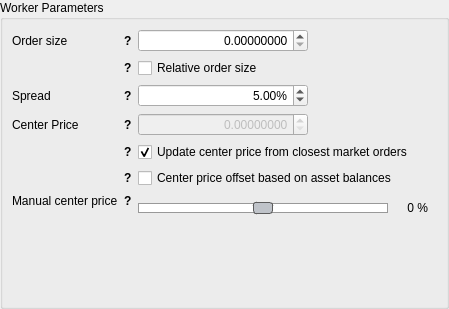
This is dexbot/views/ui/forms/relative_orders_widget.ui in xeroc/stakemachine as Qt 5 draws it before an edit. The edited form follows.
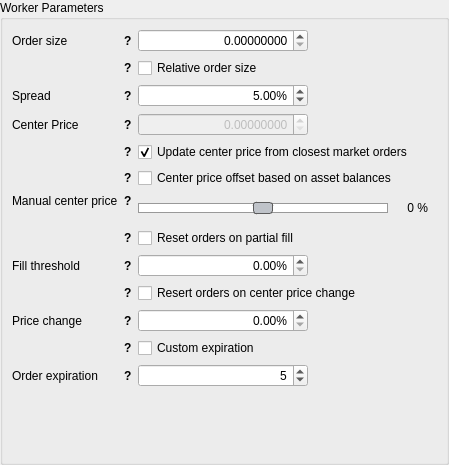
This is the edited form.

The edit to the form file:
```diff
--- a/dexbot/views/ui/forms/relative_orders_widget.ui
+++ b/dexbot/views/ui/forms/relative_orders_widget.ui
@@ -7,7 +7,7 @@
     <x>0</x>
     <y>0</y>
     <width>449</width>
-    <height>309</height>
+    <height>465</height>
    </rect>
   </property>
   <property name="windowTitle">
@@ -32,21 +32,6 @@
       <string>Worker Parameters</string>
      </property>
      <layout class="QFormLayout" name="formLayout">
-      <property name="horizontalSpacing">
-       <number>6</number>
-      </property>
-      <property name="leftMargin">
-       <number>9</number>
-      </property>
-      <property name="topMargin">
-       <number>9</number>
-      </property>
-      <property name="rightMargin">
-       <number>9</number>
-      </property>
-      <property name="bottomMargin">
-       <number>9</number>
-      </property>
       <item row="0" column="0">
        <widget class="QWidget" name="order_size_wrap" native="true">
         <property name="sizePolicy">
@@ -222,7 +207,7 @@
         </layout>
        </widget>
       </item>
-      <item row="2" column="0">
+      <item row="1" column="0">
        <widget class="QWidget" name="relative_order_size_wrap" native="true">
         <property name="sizePolicy">
          <sizepolicy hsizetype="Fixed" vsizetype="Preferred">
@@ -302,14 +287,14 @@
         </layout>
        </widget>
       </item>
-      <item row="2" column="1">
+      <item row="1" column="1">
        <widget class="QCheckBox" name="relative_order_size_input">
         <property name="text">
          <string>Relative order size</string>
         </property>
        </widget>
       </item>
-      <item row="3" column="0">
+      <item row="2" column="0">
        <widget class="QWidget" name="spread_wrap" native="true">
         <property name="sizePolicy">
          <sizepolicy hsizetype="Fixed" vsizetype="Preferred">
@@ -404,7 +389,7 @@
         </layout>
        </widget>
       </item>
-      <item row="3" column="1">
+      <item row="2" column="1">
        <widget class="QDoubleSpinBox" name="spread_input">
         <property name="sizePolicy">
          <sizepolicy hsizetype="Fixed" vsizetype="Fixed">
@@ -435,7 +420,7 @@
         </property>
        </widget>
       </item>
-      <item row="6" column="0">
+      <item row="3" column="0">
        <widget class="QWidget" name="center_price_wrap" native="true">
         <property name="sizePolicy">
          <sizepolicy hsizetype="Fixed" vsizetype="Preferred">
@@ -530,7 +515,7 @@
         </layout>
        </widget>
       </item>
-      <item row="6" column="1">
+      <item row="3" column="1">
        <widget class="QWidget" name="center_price_input_wrap" native="true">
         <property name="sizePolicy">
          <sizepolicy hsizetype="Fixed" vsizetype="Preferred">
@@ -628,7 +613,7 @@
         </layout>
        </widget>
       </item>
-      <item row="8" column="0">
+      <item row="4" column="0">
        <widget class="QWidget" name="center_price_dynamic_wrap" native="true">
         <property name="sizePolicy">
          <sizepolicy hsizetype="Fixed" vsizetype="Preferred">
@@ -708,7 +693,7 @@
         </layout>
        </widget>
       </item>
-      <item row="8" column="1">
+      <item row="4" column="1">
        <widget class="QCheckBox" name="center_price_dynamic_input">
         <property name="sizePolicy">
          <sizepolicy hsizetype="Preferred" vsizetype="Preferred">
@@ -727,7 +712,94 @@
         </property>
        </widget>
       </item>
-      <item row="12" column="0">
+      <item row="5" column="0">
+       <widget class="QWidget" name="balance_offset_wrap" native="true">
+        <property name="sizePolicy">
+         <sizepolicy hsizetype="Fixed" vsizetype="Preferred">
+          <horstretch>0</horstretch>
+          <verstretch>0</verstretch>
+         </sizepolicy>
+        </property>
+        <property name="minimumSize">
+         <size>
+          <width>120</width>
+          <height>0</height>
+         </size>
+        </property>
+        <property name="maximumSize">
+         <size>
+          <width>120</width>
+          <height>16777215</height>
+         </size>
+        </property>
+        <layout class="QHBoxLayout" name="horizontalLayout_8">
+         <property name="spacing">
+          <number>0</number>
+         </property>
+         <property name="leftMargin">
+          <number>0</number>
+         </property>
+         <property name="topMargin">
+          <number>0</number>
+         </property>
+         <property name="rightMargin">
+          <number>0</number>
+         </property>
+         <property name="bottomMargin">
+          <number>0</number>
+         </property>
+         <item>
+          <spacer name="horizontalSpacer_3">
+           <property name="orientation">
+            <enum>Qt::Horizontal</enum>
+           </property>
+           <property name="sizeHint" stdset="0">
+            <size>
+             <width>40</width>
+             <height>20</height>
+            </size>
+           </property>
+          </spacer>
+         </item>
+         <item>
+          <widget class="QLabel" name="balance_offset_tooltip">
+           <property name="sizePolicy">
+            <sizepolicy hsizetype="Fixed" vsizetype="Preferred">
+             <horstretch>0</horstretch>
+             <verstretch>0</verstretch>
+            </sizepolicy>
+           </property>
+           <property name="font">
+            <font>
+             <weight>75</weight>
+             <bold>true</bold>
+            </font>
+           </property>
+           <property name="cursor">
+            <cursorShape>WhatsThisCursor</cursorShape>
+           </property>
+           <property name="toolTip">
+            <string>Automatically adjust orders up or down based on the imbalance of your assets</string>
+           </property>
+           <property name="text">
+            <string>?</string>
+           </property>
+           <property name="margin">
+            <number>5</number>
+           </property>
+          </widget>
+         </item>
+        </layout>
+       </widget>
+      </item>
+      <item row="5" column="1">
+       <widget class="QCheckBox" name="center_price_offset_input">
+        <property name="text">
+         <string>Center price offset based on asset balances</string>
+        </property>
+       </widget>
+      </item>
+      <item row="6" column="0">
        <widget class="QWidget" name="manual_offset_wrap" native="true">
         <property name="sizePolicy">
          <sizepolicy hsizetype="Fixed" vsizetype="Fixed">
@@ -822,7 +894,7 @@
         </layout>
        </widget>
       </item>
-      <item row="12" column="1">
+      <item row="6" column="1">
        <widget class="QWidget" name="manual_offset_input_wrap" native="true">
         <property name="sizePolicy">
          <sizepolicy hsizetype="Fixed" vsizetype="Preferred">
@@ -842,7 +914,7 @@
           <height>16777215</height>
          </size>
         </property>
-        <layout class="QGridLayout" name="gridLayout">
+        <layout class="QHBoxLayout" name="horizontalLayout_10">
          <property name="leftMargin">
           <number>0</number>
          </property>
@@ -855,35 +927,7 @@
          <property name="bottomMargin">
           <number>0</number>
          </property>
-         <property name="horizontalSpacing">
-          <number>0</number>
-         </property>
-         <property name="verticalSpacing">
-          <number>6</number>
-         </property>
-         <item row="0" column="3">
-          <widget class="QLabel" name="manual_offset_amount_label">
-           <property name="sizePolicy">
-            <sizepolicy hsizetype="Fixed" vsizetype="Preferred">
-             <horstretch>0</horstretch>
-             <verstretch>0</verstretch>
-            </sizepolicy>
-           </property>
-           <property name="maximumSize">
-            <size>
-             <width>40</width>
-             <height>16777215</height>
-            </size>
-           </property>
-           <property name="text">
-            <string>0 %</string>
-           </property>
-           <property name="alignment">
-            <set>Qt::AlignRight|Qt::AlignTrailing|Qt::AlignVCenter</set>
-           </property>
-          </widget>
-         </item>
-         <item row="0" column="2">
+         <item>
           <widget class="QSlider" name="manual_offset_input">
            <property name="enabled">
             <bool>true</bool>
@@ -948,11 +992,459 @@
            </property>
           </widget>
          </item>
+         <item>
+          <widget class="QLabel" name="manual_offset_amount_label">
+           <property name="sizePolicy">
+            <sizepolicy hsizetype="Fixed" vsizetype="Preferred">
+             <horstretch>0</horstretch>
+             <verstretch>0</verstretch>
+            </sizepolicy>
+           </property>
+           <property name="maximumSize">
+            <size>
+             <width>40</width>
+             <height>16777215</height>
+            </size>
+           </property>
+           <property name="text">
+            <string>0 %</string>
+           </property>
+           <property name="alignment">
+            <set>Qt::AlignRight|Qt::AlignTrailing|Qt::AlignVCenter</set>
+           </property>
+          </widget>
+         </item>
         </layout>
        </widget>
       </item>
+      <item row="7" column="0">
+       <widget class="QWidget" name="reset_on_partial_fill_wrap" native="true">
+        <property name="sizePolicy">
+         <sizepolicy hsizetype="Fixed" vsizetype="Preferred">
+          <horstretch>0</horstretch>
+          <verstretch>0</verstretch>
+         </sizepolicy>
+        </property>
+        <property name="minimumSize">
+         <size>
+          <width>120</width>
+          <height>0</height>
+         </size>
+        </property>
+        <property name="maximumSize">
+         <size>
+          <width>120</width>
+          <height>16777215</height>
+         </size>
+        </property>
+        <layout class="QHBoxLayout" name="horizontalLayout_12">
+         <property name="spacing">
+          <number>0</number>
+         </property>
+         <property name="leftMargin">
+          <number>0</number>
+         </property>
+         <property name="topMargin">
+          <number>0</number>
+         </property>
+         <property name="rightMargin">
+          <number>0</number>
+         </property>
+         <property name="bottomMargin">
+          <number>0</number>
+         </property>
+         <item>
+          <spacer name="horizontalSpacer_5">
+           <property name="orientation">
+            <enum>Qt::Horizontal</enum>
+           </property>
+           <property name="sizeHint" stdset="0">
+            <size>
+             <width>40</width>
+             <height>20</height>
+            </size>
+           </property>
+          </spacer>
+         </item>
+         <item>
+          <widget class="QLabel" name="reset_on_partial_fill_tooltip">
+           <property name="sizePolicy">
+            <sizepolicy hsizetype="Fixed" vsizetype="Preferred">
+             <horstretch>0</horstretch>
+             <verstretch>0</verstretch>
+            </sizepolicy>
+           </property>
+           <property name="font">
+            <font>
+             <weight>75</weight>
+             <bold>true</bold>
+            </font>
+           </property>
+           <property name="cursor">
+            <cursorShape>WhatsThisCursor</cursorShape>
+           </property>
+           <property name="toolTip">
+            <string>Reset orders when buy or sell order is partially filled</string>
+           </property>
+           <property name="text">
+            <string>?</string>
+           </property>
+           <property name="margin">
+            <number>5</number>
+           </property>
+          </widget>
+         </item>
+        </layout>
+       </widget>
+      </item>
+      <item row="7" column="1">
+       <widget class="QCheckBox" name="reset_on_partial_fill_input">
+        <property name="text">
+         <string>Reset orders on partial fill</string>
+        </property>
+       </widget>
+      </item>
+      <item row="8" column="0">
+       <widget class="QWidget" name="partial_fill_threshold_wrap" native="true">
+        <property name="sizePolicy">
+         <sizepolicy hsizetype="Fixed" vsizetype="Preferred">
+          <horstretch>0</horstretch>
+          <verstretch>0</verstretch>
+         </sizepolicy>
+        </property>
+        <property name="minimumSize">
+         <size>
+          <width>120</width>
+          <height>0</height>
+         </size>
+        </property>
+        <property name="maximumSize">
+         <size>
+          <width>120</width>
+          <height>16777215</height>
+         </size>
+        </property>
+        <layout class="QHBoxLayout" name="horizontalLayout_15">
+         <property name="spacing">
+          <number>0</number>
+         </property>
+         <property name="leftMargin">
+          <number>0</number>
+         </property>
+         <property name="topMargin">
+          <number>0</number>
+         </property>
+         <property name="rightMargin">
+          <number>0</number>
+         </property>
+         <property name="bottomMargin">
+          <number>0</number>
+         </property>
+         <item>
+          <widget class="QLabel" name="partial_fill_threshold_label">
+           <property name="sizePolicy">
+            <sizepolicy hsizetype="Minimum" vsizetype="Preferred">
+             <horstretch>0</horstretch>
+             <verstretch>0</verstretch>
+            </sizepolicy>
+           </property>
+           <property name="minimumSize">
+            <size>
+             <width>0</width>
+             <height>0</height>
+            </size>
+           </property>
+           <property name="maximumSize">
+            <size>
+             <width>16777215</width>
+             <height>16777215</height>
+            </size>
+           </property>
+           <property name="text">
+            <string>Fill threshold</string>
+           </property>
+           <property name="buddy">
+            <cstring>center_price_input</cstring>
+           </property>
+          </widget>
+         </item>
+         <item>
+          <widget class="QLabel" name="partial_fill_threshold_tooltip">
+           <property name="sizePolicy">
+            <sizepolicy hsizetype="Fixed" vsizetype="Preferred">
+             <horstretch>0</horstretch>
+             <verstretch>0</verstretch>
+            </sizepolicy>
+           </property>
+           <property name="font">
+            <font>
+             <weight>75</weight>
+             <bold>true</bold>
+            </font>
+           </property>
+           <property name="cursor">
+            <cursorShape>WhatsThisCursor</cursorShape>
+           </property>
+           <property name="toolTip">
+            <string>Order fill threshold to reset orders</string>
+           </property>
+           <property name="text">
+            <string>?</string>
+           </property>
+           <property name="margin">
+            <number>5</number>
+           </property>
+          </widget>
+         </item>
+        </layout>
+       </widget>
+      </item>
+      <item row="8" column="1">
+       <widget class="QDoubleSpinBox" name="partial_fill_threshold_input">
+        <property name="sizePolicy">
+         <sizepolicy hsizetype="Fixed" vsizetype="Fixed">
+          <horstretch>0</horstretch>
+          <verstretch>0</verstretch>
+         </sizepolicy>
+        </property>
+        <property name="minimumSize">
+         <size>
+          <width>170</width>
+          <height>0</height>
+         </size>
+        </property>
+        <property name="locale">
+         <locale language="English" country="UnitedStates"/>
+        </property>
+        <property name="alignment">
+         <set>Qt::AlignRight|Qt::AlignTrailing|Qt::AlignVCenter</set>
+        </property>
+        <property name="suffix">
+         <string>%</string>
+        </property>
+        <property name="maximum">
+         <double>100000.000000000000000</double>
+        </property>
+        <property name="value">
+         <double>0.000000000000000</double>
+        </property>
+       </widget>
+      </item>
+      <item row="9" column="0">
+       <widget class="QWidget" name="reset_on_price_change_wrap" native="true">
+        <property name="sizePolicy">
+         <sizepolicy hsizetype="Fixed" vsizetype="Preferred">
+          <horstretch>0</horstretch>
+          <verstretch>0</verstretch>
+         </sizepolicy>
+        </property>
+        <property name="minimumSize">
+         <size>
+          <width>120</width>
+          <height>0</height>
+         </size>
+        </property>
+        <property name="maximumSize">
+         <size>
+          <width>120</width>
+          <height>16777215</height>
+         </size>
+        </property>
+        <layout class="QHBoxLayout" name="horizontalLayout_13">
+         <property name="spacing">
+          <number>0</number>
+         </property>
+         <property name="leftMargin">
+          <number>0</number>
+         </property>
+         <property name="topMargin">
+          <number>0</number>
+         </property>
+         <property name="rightMargin">
+          <number>0</number>
+         </property>
+         <property name="bottomMargin">
+          <number>0</number>
+         </property>
+         <item>
+          <spacer name="horizontalSpacer_6">
+           <property name="orientation">
+            <enum>Qt::Horizontal</enum>
+           </property>
+           <property name="sizeHint" stdset="0">
+            <size>
+             <width>40</width>
+             <height>20</height>
+            </size>
+           </property>
+          </spacer>
+         </item>
+         <item>
+          <widget class="QLabel" name="reset_on_price_change_tooltip">
+           <property name="sizePolicy">
+            <sizepolicy hsizetype="Fixed" vsizetype="Preferred">
+             <horstretch>0</horstretch>
+             <verstretch>0</verstretch>
+            </sizepolicy>
+           </property>
+           <property name="font">
+            <font>
+             <weight>75</weight>
+             <bold>true</bold>
+            </font>
+           </property>
+           <property name="cursor">
+            <cursorShape>WhatsThisCursor</cursorShape>
+           </property>
+           <property name="toolTip">
+            <string>Reset orders when center price is changed more than threshold</string>
+           </property>
+           <property name="text">
+            <string>?</string>
+           </property>
+           <property name="margin">
+            <number>5</number>
+           </property>
+          </widget>
+         </item>
+        </layout>
+       </widget>
+      </item>
+      <item row="9" column="1">
+       <widget class="QCheckBox" name="reset_on_price_change_input">
+        <property name="text">
+         <string>Resert orders on center price change</string>
+        </property>
+       </widget>
+      </item>
+      <item row="10" column="0">
+       <widget class="QWidget" name="price_change_wrap" native="true">
+        <property name="sizePolicy">
+         <sizepolicy hsizetype="Fixed" vsizetype="Preferred">
+          <horstretch>0</horstretch>
+          <verstretch>0</verstretch>
+         </sizepolicy>
+        </property>
+        <property name="minimumSize">
+         <size>
+          <width>120</width>
+          <height>0</height>
+         </size>
+        </property>
+        <property name="maximumSize">
+         <size>
+          <width>120</width>
+          <height>16777215</height>
+         </size>
+        </property>
+        <layout class="QHBoxLayout" name="horizontalLayout_16">
+         <property name="spacing">
+          <number>0</number>
+         </property>
+         <property name="leftMargin">
+          <number>0</number>
+         </property>
+         <property name="topMargin">
+          <number>0</number>
+         </property>
+         <property name="rightMargin">
+          <number>0</number>
+         </property>
+         <property name="bottomMargin">
+          <number>0</number>
+         </property>
+         <item>
+          <widget class="QLabel" name="price_change_label">
+           <property name="sizePolicy">
+            <sizepolicy hsizetype="Minimum" vsizetype="Preferred">
+             <horstretch>0</horstretch>
+             <verstretch>0</verstretch>
+            </sizepolicy>
+           </property>
+           <property name="minimumSize">
+            <size>
+             <width>0</width>
+             <height>0</height>
+            </size>
+           </property>
+           <property name="maximumSize">
+            <size>
+             <width>16777215</width>
+             <height>16777215</height>
+            </size>
+           </property>
+           <property name="text">
+            <string>Price change</string>
+           </property>
+           <property name="buddy">
+            <cstring>center_price_input</cstring>
+           </property>
+          </widget>
+         </item>
+         <item>
+          <widget class="QLabel" name="price_change_tooltip">
+           <property name="sizePolicy">
+            <sizepolicy hsizetype="Fixed" vsizetype="Preferred">
+             <horstretch>0</horstretch>
+             <verstretch>0</verstretch>
+            </sizepolicy>
+           </property>
+           <property name="font">
+            <font>
+             <weight>75</weight>
+             <bold>true</bold>
+            </font>
+           </property>
+           <property name="cursor">
+            <cursorShape>WhatsThisCursor</cursorShape>
+           </property>
+           <property name="toolTip">
+            <string>Define center price threshold to react on</string>
+           </property>
+           <property name="text">
+            <string>?</string>
+           </property>
+           <property name="margin">
+            <number>5</number>
+           </property>
+          </widget>
+         </item>
+        </layout>
+       </widget>
+      </item>
+      <item row="10" column="1">
+       <widget class="QDoubleSpinBox" name="price_change_threshold_input">
+        <property name="sizePolicy">
+         <sizepolicy hsizetype="Fixed" vsizetype="Fixed">
+          <horstretch>0</horstretch>
+          <verstretch>0</verstretch>
+         </sizepolicy>
+        </property>
+        <property name="minimumSize">
+         <size>
+          <width>170</width>
+          <height>0</height>
+         </size>
+        </property>
+        <property name="locale">
+         <locale language="English" country="UnitedStates"/>
+        </property>
+        <property name="alignment">
+         <set>Qt::AlignRight|Qt::AlignTrailing|Qt::AlignVCenter</set>
+        </property>
+        <property name="suffix">
+         <string>%</string>
+        </property>
+        <property name="maximum">
+         <double>100000.000000000000000</double>
+        </property>
+        <property name="value">
+         <double>0.000000000000000</double>
+        </property>
+       </widget>
+      </item>
       <item row="11" column="0">
-       <widget class="QWidget" name="balance_offset_wrap" native="true">
+       <widget class="QWidget" name="balance_offset_wrap_4" native="true">
         <property name="sizePolicy">
          <sizepolicy hsizetype="Fixed" vsizetype="Preferred">
           <horstretch>0</horstretch>
@@ -971,7 +1463,7 @@
           <height>16777215</height>
          </size>
         </property>
-        <layout class="QHBoxLayout" name="horizontalLayout_8">
+        <layout class="QHBoxLayout" name="horizontalLayout_14">
          <property name="spacing">
           <number>0</number>
          </property>
@@ -988,7 +1480,7 @@
           <number>0</number>
          </property>
          <item>
-          <spacer name="horizontalSpacer_3">
+          <spacer name="horizontalSpacer_7">
            <property name="orientation">
             <enum>Qt::Horizontal</enum>
            </property>
@@ -1001,7 +1493,7 @@
           </spacer>
          </item>
          <item>
-          <widget class="QLabel" name="balance_offset_tooltip">
+          <widget class="QLabel" name="balance_offset_tooltip_4">
            <property name="sizePolicy">
             <sizepolicy hsizetype="Fixed" vsizetype="Preferred">
              <horstretch>0</horstretch>
@@ -1018,7 +1510,7 @@
             <cursorShape>WhatsThisCursor</cursorShape>
            </property>
            <property name="toolTip">
-            <string>Automatically adjust orders up or down based on the imbalance of your assets</string>
+            <string>Override order expiration time to trigger a reset</string>
            </property>
            <property name="text">
             <string>?</string>
@@ -1032,9 +1524,138 @@
        </widget>
       </item>
       <item row="11" column="1">
-       <widget class="QCheckBox" name="center_price_offset_input">
+       <widget class="QCheckBox" name="custom_expiration_input">
         <property name="text">
-         <string>Center price offset based on asset balances</string>
+         <string>Custom expiration</string>
+        </property>
+       </widget>
+      </item>
+      <item row="12" column="0">
+       <widget class="QWidget" name="order_expiration_wrap" native="true">
+        <property name="sizePolicy">
+         <sizepolicy hsizetype="Fixed" vsizetype="Preferred">
+          <horstretch>0</horstretch>
+          <verstretch>0</verstretch>
+         </sizepolicy>
+        </property>
+        <property name="minimumSize">
+         <size>
+          <width>120</width>
+          <height>0</height>
+         </size>
+        </property>
+        <property name="maximumSize">
+         <size>
+          <width>120</width>
+          <height>16777215</height>
+         </size>
+        </property>
+        <layout class="QHBoxLayout" name="horizontalLayout_17">
+         <property name="spacing">
+          <number>0</number>
+         </property>
+         <property name="leftMargin">
+          <number>0</number>
+         </property>
+         <property name="topMargin">
+          <number>0</number>
+         </property>
+         <property name="rightMargin">
+          <number>0</number>
+         </property>
+         <property name="bottomMargin">
+          <number>0</number>
+         </property>
+         <item>
+          <widget class="QLabel" name="order_expiration_label">
+           <property name="sizePolicy">
+            <sizepolicy hsizetype="Minimum" vsizetype="Preferred">
+             <horstretch>0</horstretch>
+             <verstretch>0</verstretch>
+            </sizepolicy>
+           </property>
+           <property name="minimumSize">
+            <size>
+             <width>0</width>
+             <height>0</height>
+            </size>
+           </property>
+           <property name="maximumSize">
+            <size>
+             <width>16777215</width>
+             <height>16777215</height>
+            </size>
+           </property>
+           <property name="text">
+            <string>Order expiration</string>
+           </property>
+           <property name="buddy">
+            <cstring>center_price_input</cstring>
+           </property>
+          </widget>
+         </item>
+         <item>
+          <widget class="QLabel" name="order_expiration_tooltip">
+           <property name="sizePolicy">
+            <sizepolicy hsizetype="Fixed" vsizetype="Preferred">
+             <horstretch>0</horstretch>
+             <verstretch>0</verstretch>
+            </sizepolicy>
+           </property>
+           <property name="font">
+            <font>
+             <weight>75</weight>
+             <bold>true</bold>
+            </font>
+           </property>
+           <property name="cursor">
+            <cursorShape>WhatsThisCursor</cursorShape>
+           </property>
+           <property name="toolTip">
+            <string>Define custom order expiration time to force orders reset more often, seconds</string>
+           </property>
+           <property name="text">
+            <string>?</string>
+           </property>
+           <property name="margin">
+            <number>5</number>
+           </property>
+          </widget>
+         </item>
+        </layout>
+       </widget>
+      </item>
+      <item row="12" column="1">
+       <widget class="QDoubleSpinBox" name="expiration_time_input">
+        <property name="sizePolicy">
+         <sizepolicy hsizetype="Fixed" vsizetype="Fixed">
+          <horstretch>0</horstretch>
+          <verstretch>0</verstretch>
+         </sizepolicy>
+        </property>
+        <property name="minimumSize">
+         <size>
+          <width>170</width>
+          <height>0</height>
+         </size>
+        </property>
+        <property name="locale">
+         <locale language="English" country="UnitedStates"/>
+        </property>
+        <property name="alignment">
+         <set>Qt::AlignRight|Qt::AlignTrailing|Qt::AlignVCenter</set>
+        </property>
+        <property name="suffix">
+         <string/>
+        </property>
+        <property name="decimals">
+         <number>0</number>
+        </property>
+        <property name="maximum">
+         <double>100000000000.000000000000000</double>
+        </property>
+        <property name="value">
+         <double>5.000000000000000</double>
         </property>
        </widget>
       </item>
```
Left out of the diff: 19 changed lines with no effect on the pictures.
